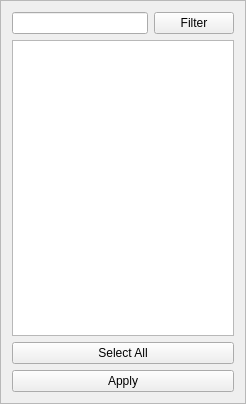
This is src/gdxviewer/columnfilterframe.ui in GAMS-dev/studio as Qt 5 draws it before an edit. The edited form follows.
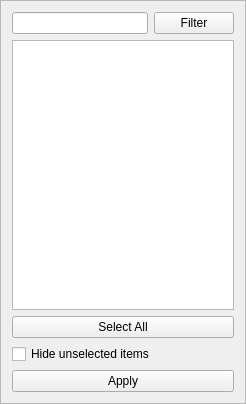
This is the edited form.

Commit message: facility to hide unchecked labels in column filter

Diff of the .ui file:
```diff
--- a/src/gdxviewer/columnfilterframe.ui
+++ b/src/gdxviewer/columnfilterframe.ui
@@ -54,6 +54,13 @@
      </property>
     </widget>
    </item>
+   <item>
+    <widget class="QCheckBox" name="cbToggleHideUnselected">
+     <property name="text">
+      <string>Hide unselected items</string>
+     </property>
+    </widget>
+   </item>
    <item>
     <widget class="QPushButton" name="pbApply">
      <property name="text">
```
The commit also changes 4 other files.
